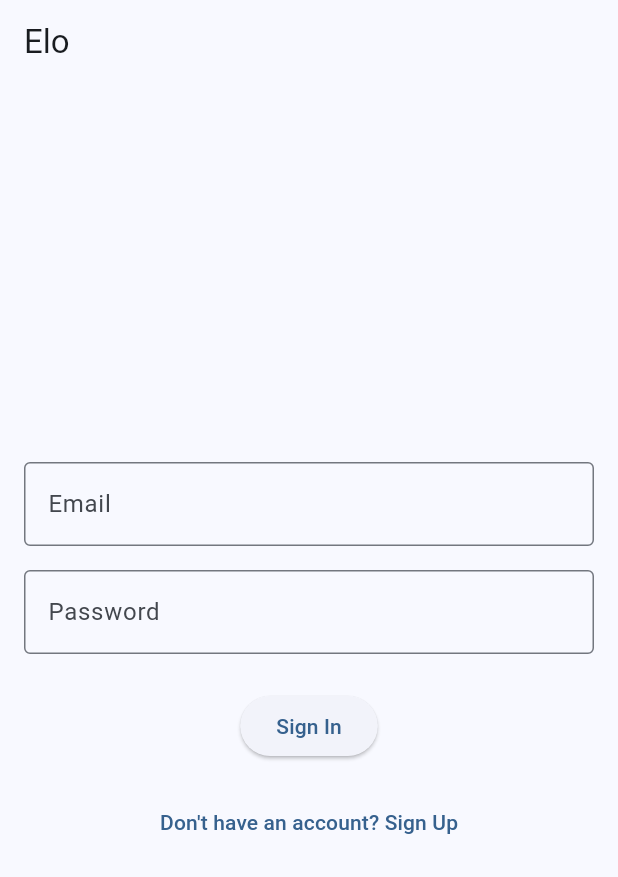
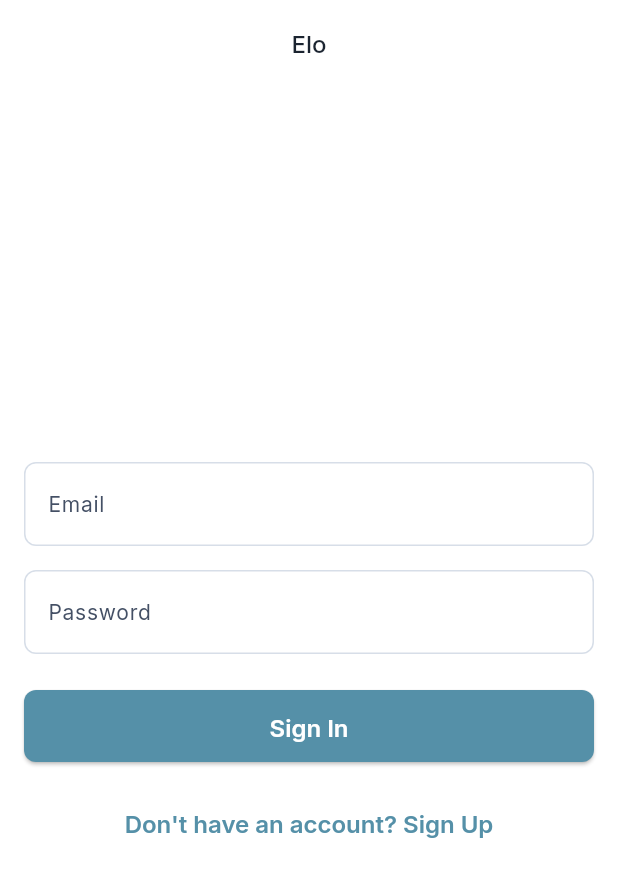
Before and after one commit to rodrigosgomes/elo, a Flutter app: the screen it shows after launch, on a phone screen of 412 x 824 dp. Shown: the top 877 px of the screen. Run offline on Flutter 3.47's test engine with Material 3 defaults, Android fonts, the light colour scheme and no system bars; our stand-ins replace google_fonts, supabase_flutter; accounts and stored records are empty.

Commit message:
Add design system themes and docs

```diff
--- a/lib/main.dart
+++ b/lib/main.dart
@@ -1,5 +1,6 @@
 import 'package:flutter/material.dart';
 import 'package:supabase_flutter/supabase_flutter.dart';
+import 'theme/app_theme.dart';
 import 'screens/home_screen.dart';
 import 'screens/login_screen.dart';
 
@@ -21,20 +22,8 @@ class EloApp extends StatelessWidget {
   Widget build(BuildContext context) {
     return MaterialApp(
       title: 'Elo',
-      theme: ThemeData(
-        useMaterial3: true,
-        colorScheme: ColorScheme.fromSeed(
-          seedColor: Colors.blue,
-          brightness: Brightness.light,
-        ),
-      ),
-      darkTheme: ThemeData(
-        useMaterial3: true,
-        colorScheme: ColorScheme.fromSeed(
-          seedColor: Colors.blue,
-          brightness: Brightness.dark,
-        ),
-      ),
+      theme: AppTheme.light(),
+      darkTheme: AppTheme.dark(),
       themeMode: ThemeMode.system,
       home: _buildHome(),
     );
--- /dev/null
+++ b/lib/theme/app_theme.dart
@@ -0,0 +1,323 @@
+import 'package:flutter/material.dart';
+import 'package:google_fonts/google_fonts.dart';
+
+class AppTheme {
+  static ThemeData light() => _buildTheme(_lightScheme, Brightness.light);
+
+  static ThemeData dark() => _buildTheme(_darkScheme, Brightness.dark);
+
+  static ThemeData _buildTheme(
+    ColorScheme colorScheme,
+    Brightness brightness,
+  ) {
+    final textTheme = _textTheme(brightness);
+    final isDark = brightness == Brightness.dark;
+
+    return ThemeData(
+      useMaterial3: true,
+      colorScheme: colorScheme,
+      textTheme: textTheme,
+      scaffoldBackgroundColor: colorScheme.surface,
+      appBarTheme: AppBarTheme(
+        backgroundColor: colorScheme.surface,
+        foregroundColor: colorScheme.onSurface,
+        elevation: 0,
+        centerTitle: true,
+        titleTextStyle: textTheme.titleLarge
+            ?.copyWith(color: colorScheme.onSurface),
+      ),
+      cardTheme: CardThemeData(
+        color: isDark ? _DarkColors.surface1 : _LightColors.surface1,
+        elevation: 0,
+        shape: RoundedRectangleBorder(
+          borderRadius: BorderRadius.circular(12),
+          side: BorderSide(color: colorScheme.outlineVariant),
+        ),
+      ),
+      chipTheme: ChipThemeData(
+        backgroundColor:
+            isDark ? _DarkColors.chipBg : _LightColors.chipBg,
+        selectedColor: colorScheme.primary.withValues(alpha: 0.16),
+        disabledColor: colorScheme.surfaceContainerHighest,
+        labelStyle: textTheme.labelMedium?.copyWith(
+          color: colorScheme.onSurface,
+        ),
+        secondaryLabelStyle: textTheme.labelMedium?.copyWith(
+          color: colorScheme.onSurface,
+        ),
+        padding: const EdgeInsets.symmetric(horizontal: 8, vertical: 4),
+        shape: RoundedRectangleBorder(
+          borderRadius: BorderRadius.circular(8),
+          side: BorderSide(color: colorScheme.outline),
+        ),
+      ),
+      inputDecorationTheme: InputDecorationTheme(
+        filled: true,
+        fillColor: isDark ? _DarkColors.surface1 : _LightColors.surface1,
+        border: OutlineInputBorder(
+          borderRadius: BorderRadius.circular(8),
+          borderSide: BorderSide(color: colorScheme.outline),
+        ),
+        enabledBorder: OutlineInputBorder(
+          borderRadius: BorderRadius.circular(8),
+          borderSide: BorderSide(color: colorScheme.outline),
+        ),
+        focusedBorder: OutlineInputBorder(
+          borderRadius: BorderRadius.circular(8),
+          borderSide: BorderSide(color: colorScheme.primary, width: 2),
+        ),
+        labelStyle: textTheme.bodyMedium?.copyWith(
+          color: colorScheme.onSurfaceVariant,
+        ),
+      ),
+      elevatedButtonTheme: ElevatedButtonThemeData(
+        style: ElevatedButton.styleFrom(
+          backgroundColor: colorScheme.primary,
+          foregroundColor: colorScheme.onPrimary,
+          minimumSize: const Size.fromHeight(48),
+          textStyle: textTheme.labelLarge,
+          shape: RoundedRectangleBorder(
+            borderRadius: BorderRadius.circular(8),
+          ),
+        ),
+      ),
+      outlinedButtonTheme: OutlinedButtonThemeData(
+        style: OutlinedButton.styleFrom(
+          foregroundColor: colorScheme.onSurface,
+          side: BorderSide(color: colorScheme.outline),
+          minimumSize: const Size.fromHeight(48),
+          textStyle: textTheme.labelLarge,
+          shape: RoundedRectangleBorder(
+            borderRadius: BorderRadius.circular(8),
+          ),
+        ),
+      ),
+      textButtonTheme: TextButtonThemeData(
+        style: TextButton.styleFrom(
+          foregroundColor: colorScheme.primary,
+          textStyle: textTheme.labelLarge,
+        ),
+      ),
+    );
+  }
+
+  static TextTheme _textTheme(Brightness brightness) {
+    final base = GoogleFonts.interTextTheme();
+    final primaryColor = brightness == Brightness.dark
+        ? _DarkColors.textPrimary
+        : _LightColors.textPrimary;
+
+    return base
+        .copyWith(
+          displayLarge: base.displayLarge?.copyWith(
+            fontSize: 34,
+            height: 40 / 34,
+            fontWeight: FontWeight.w600,
+          ),
+          headlineLarge: base.headlineLarge?.copyWith(
+            fontSize: 28,
+            height: 34 / 28,
+            fontWeight: FontWeight.w600,
+          ),
+          headlineMedium: base.headlineMedium?.copyWith(
+            fontSize: 22,
+            height: 28 / 22,
+            fontWeight: FontWeight.w600,
+          ),
+          headlineSmall: base.headlineSmall?.copyWith(
+            fontSize: 18,
+            height: 24 / 18,
+            fontWeight: FontWeight.w500,
+          ),
+          titleLarge: base.titleLarge?.copyWith(
+            fontSize: 16,
+            height: 24 / 16,
+            fontWeight: FontWeight.w500,
+          ),
+          titleMedium: base.titleMedium?.copyWith(
+            fontSize: 14,
+            height: 20 / 14,
+            fontWeight: FontWeight.w500,
+          ),
+          titleSmall: base.titleSmall?.copyWith(
+            fontSize: 12,
+            height: 16 / 12,
+            fontWeight: FontWeight.w500,
+          ),
+          bodyLarge: base.bodyLarge?.copyWith(
+            fontSize: 16,
+            height: 24 / 16,
+            fontWeight: FontWeight.w400,
+          ),
+          bodyMedium: base.bodyMedium?.copyWith(
+            fontSize: 14,
+            height: 20 / 14,
+            fontWeight: FontWeight.w400,
+          ),
+          bodySmall: base.bodySmall?.copyWith(
+            fontSize: 12,
+            height: 16 / 12,
+            fontWeight: FontWeight.w400,
+          ),
+          labelLarge: base.labelLarge?.copyWith(
+            fontSize: 16,
+            height: 24 / 16,
+            fontWeight: FontWeight.w600,
+          ),
+          labelMedium: base.labelMedium?.copyWith(
+            fontSize: 14,
+            height: 20 / 14,
+            fontWeight: FontWeight.w500,
+          ),
+          labelSmall: base.labelSmall?.copyWith(
+            fontSize: 12,
+            height: 16 / 12,
+            fontWeight: FontWeight.w500,
+          ),
+        )
+        .apply(
+          bodyColor: primaryColor,
+          displayColor: primaryColor,
+        );
+  }
+}
+
+class _BaseColors {
+  static const primary = Color(0xFF5590A8);
+  static const secondary = Color(0xFF4682B4);
+  static const hover = Color(0xFF4C8AA1);
+  static const success = Color(0xFF1F9D62);
+  static const warning = Color(0xFFC77800);
+  static const danger = Color(0xFFD7322D);
+  static const info = Color(0xFF2F62CC);
+}
+
+class _DarkColors {
+  static const surface = Color(0xFF121212);
+  static const surface1 = Color(0xFF161A1E);
+  static const surface2 = Color(0xFF1C2127);
+  static const textPrimary = Color(0xFFE9EEF5);
+  static const textSecondary = Color(0xFFB7C1CF);
+  static const textTertiary = Color(0xFF8A95A6);
+  static const lineSoft = Color(0xFF2A3038);
+  static const lineStrong = Color(0xFF3A414B);
+  static const chipBg = Color(0xFF20262D);
+}
+
+class _LightColors {
+  static const surface = Color(0xFFF6F8FB);
+  static const surface1 = Color(0xFFFFFFFF);
+  static const surface2 = Color(0xFFEEF2F7);
+  static const textPrimary = Color(0xFF1B2430);
+  static const textSecondary = Color(0xFF445065);
+  static const textTertiary = Color(0xFF63718A);
+  static const textInverse = Color(0xFFFFFFFF);
+  static const lineSoft = Color(0xFFD7DEE8);
+  static const lineStrong = Color(0xFFC2CBD8);
+  static const chipBg = Color(0xFFE9EFF7);
+}
+
+extension AppSemanticColors on ThemeData {
+  Color get success => _BaseColors.success;
+
+  Color get warning => _BaseColors.warning;
+
+  Color get info => _BaseColors.info;
+
+  Color get lineSoft =>
+      brightness == Brightness.dark
+          ? _DarkColors.lineSoft
+          : _LightColors.lineSoft;
+
+  Color get lineStrong =>
+      brightness == Brightness.dark
+          ? _DarkColors.lineStrong
+          : _LightColors.lineStrong;
+
+  Color get chipBackground =>
+      brightness == Brightness.dark
+          ? _DarkColors.chipBg
+          : _LightColors.chipBg;
+
+  Color get textSecondary =>
+      brightness == Brightness.dark
+          ? _DarkColors.textSecondary
+          : _LightColors.textSecondary;
+
+  Color get textTertiary =>
+      brightness == Brightness.dark
+          ? _DarkColors.textTertiary
+          : _LightColors.textTertiary;
+}
+
+const ColorScheme _darkScheme = ColorScheme(
+  brightness: Brightness.dark,
+  primary: _BaseColors.primary,
+  onPrimary: Colors.white,
+  primaryContainer: _BaseColors.hover,
+  onPrimaryContainer: Colors.white,
+  secondary: _BaseColors.secondary,
+  onSecondary: Colors.white,
+  secondaryContainer: _DarkColors.surface2,
+  onSecondaryContainer: _DarkColors.textPrimary,
+  tertiary: _BaseColors.info,
+  onTertiary: Colors.white,
+  tertiaryContainer: _DarkColors.surface2,
+  onTertiaryContainer: _DarkColors.textPrimary,
+  error: _BaseColors.danger,
+  onError: Colors.white,
+  errorContainer: _BaseColors.danger,
+  onErrorContainer: Colors.white,
+  // ignore: deprecated_member_use
+  background: _DarkColors.surface,
+  // ignore: deprecated_member_use
+  onBackground: _DarkColors.textPrimary,
+  surface: _DarkColors.surface1,
+  onSurface: _DarkColors.textPrimary,
+  // ignore: deprecated_member_use
+  surfaceVariant: _DarkColors.surface2,
+  onSurfaceVariant: _DarkColors.textSecondary,
+  outline: _DarkColors.lineSoft,
+  outlineVariant: _DarkColors.lineStrong,
+  shadow: Colors.black,
+  scrim: Colors.black,
+  inverseSurface: _LightColors.surface1,
+  inversePrimary: _BaseColors.primary,
+  surfaceTint: _BaseColors.primary,
+);
+
+const ColorScheme _lightScheme = ColorScheme(
+  brightness: Brightness.light,
+  primary: _BaseColors.primary,
+  onPrimary: _LightColors.textInverse,
+  primaryContainer: _BaseColors.hover,
+  onPrimaryContainer: _LightColors.textInverse,
+  secondary: _BaseColors.secondary,
+  onSecondary: _LightColors.textInverse,
+  secondaryContainer: _LightColors.surface2,
+  onSecondaryContainer: _LightColors.textPrimary,
+  tertiary: _BaseColors.info,
+  onTertiary: _LightColors.textInverse,
+  tertiaryContainer: _LightColors.surface2,
+  onTertiaryContainer: _LightColors.textPrimary,
+  error: _BaseColors.danger,
+  onError: _LightColors.textInverse,
+  errorContainer: _BaseColors.danger,
+  onErrorContainer: _LightColors.textInverse,
+  // ignore: deprecated_member_use
+  background: _LightColors.surface,
+  // ignore: deprecated_member_use
+  onBackground: _LightColors.textPrimary,
+  surface: _LightColors.surface1,
+  onSurface: _LightColors.textPrimary,
+  // ignore: deprecated_member_use
+  surfaceVariant: _LightColors.surface2,
+  onSurfaceVariant: _LightColors.textSecondary,
+  outline: _LightColors.lineSoft,
+  outlineVariant: _LightColors.lineStrong,
+  shadow: Colors.black,
+  scrim: Colors.black,
+  inverseSurface: _DarkColors.surface1,
+  inversePrimary: _BaseColors.primary,
+  surfaceTint: _BaseColors.primary,
+);
--- a/pubspec.yaml
+++ b/pubspec.yaml
@@ -13,6 +13,7 @@ dependencies:
 
   # UI
   cupertino_icons: ^1.0.2
+  google_fonts: ^6.1.0
 
   # State Management
   provider: ^6.0.0
```
Also changed, not shown: lib/screens/home_screen.dart (line endings or trailing spaces), lib/screens/login_screen.dart (line endings or trailing spaces), lib/services/auth_service.dart (line endings or trailing spaces), 5 other files.
